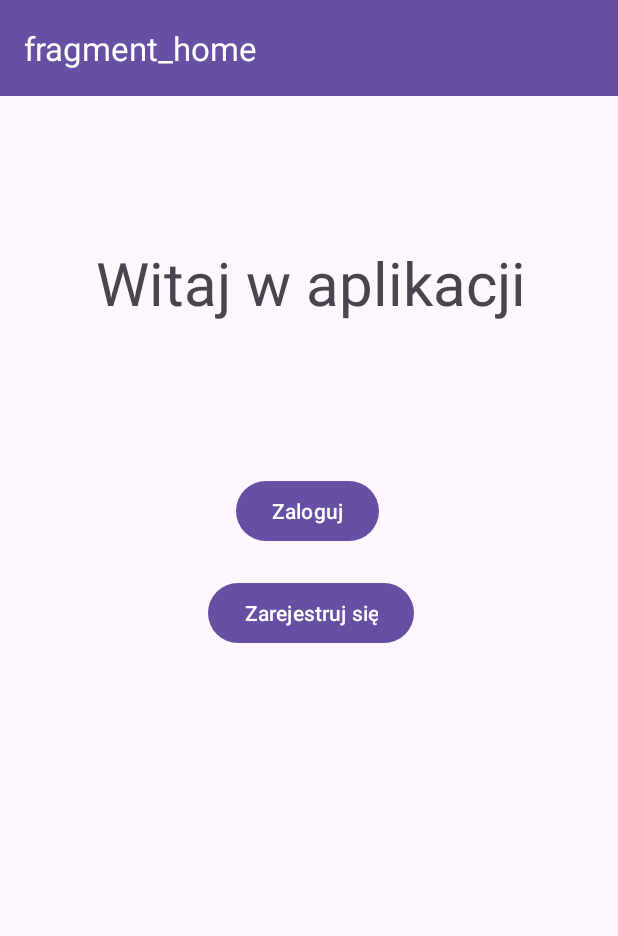
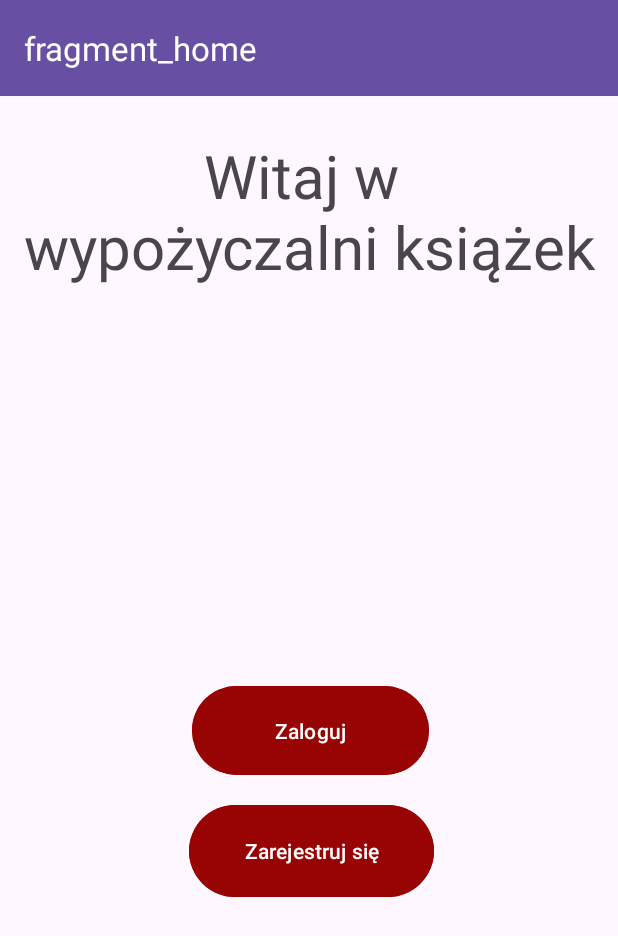
Before and after one commit to Pawel-Melon/Projekt_android, an Android app: the screen it shows after launch (MainActivity before the commit, ToolbarActivity after it), on a phone screen of 412 x 824 dp. Shown: the top 936 px of the screen. Run offline under Robolectric (Android 15) with nearby library versions, the phone set to English and light mode, and no system bars; our stand-ins replace Volley, navigation-ui; network calls fail.

Commit message:
Color change, api configuration(volley), small fixes

```diff
--- a/app/build.gradle.kts
+++ b/app/build.gradle.kts
@@ -54,4 +54,9 @@ dependencies {
     implementation("androidx.navigation:navigation-ui-ktx:2.7.7")
     implementation("androidx.navigation:navigation-dynamic-features-fragment:2.7.7")
     implementation ("com.google.android.gms:play-services-maps:18.1.0")
+    implementation ("com.squareup.okhttp3:okhttp:4.7.2")
+    implementation ("com.squareup.retrofit2:retrofit:2.9.0")
+    implementation ("com.squareup.retrofit2:converter-gson:2.9.0")
+    implementation ("com.squareup.okhttp3:logging-interceptor:4.9.1")
+    implementation ("com.android.volley:volley:1.2.1")
 }
--- a/app/src/main/java/com/example/projekt/HomeFragment.kt
+++ b/app/src/main/java/com/example/projekt/HomeFragment.kt
@@ -11,27 +11,18 @@ import androidx.navigation.fragment.findNavController
 
 class HomeFragment : Fragment() {
 
+
     override fun onCreateView(
         inflater: LayoutInflater, container: ViewGroup?,
         savedInstanceState: Bundle?
     ): View? {
         // Inflate the layout for this fragment
         val view = inflater.inflate(R.layout.fragment_home, container, false)
-
-        val loginbutton = view.findViewById<Button>(R.id.loginButton)
-        val registerbutton = view.findViewById<Button>(R.id.registerButton)
-
-        loginbutton.setOnClickListener {
-            findNavController().navigate(R.id.action_homeFragment_to_loginFragment)
-        }
-
-        registerbutton.setOnClickListener {
-            findNavController().navigate(R.id.action_homeFragment_to_registerFragment)
+        val button = view.findViewById<Button>(R.id.mapButton)
+        button.setOnClickListener {
+            findNavController().navigate(R.id.action_afterLoginFragment_to_mapFragment)
         }
         return view
-
-
     }
 
-
 }
--- /dev/null
+++ b/app/src/main/java/com/example/projekt/StartFragment.kt
@@ -0,0 +1,77 @@
+package com.example.projekt
+
+import android.annotation.SuppressLint
+import android.os.Bundle
+import android.util.Log
+import android.view.LayoutInflater
+import android.view.View
+import android.view.ViewGroup
+import android.widget.Button
+import android.widget.TextView
+import androidx.fragment.app.Fragment
+import androidx.navigation.fragment.findNavController
+import com.android.volley.Request
+import com.android.volley.RequestQueue
+import com.android.volley.toolbox.StringRequest
+import com.android.volley.toolbox.Volley
+import org.json.JSONObject
+
+
+class StartFragment : Fragment() {
+
+    private lateinit var welcomeTextView: TextView
+    private lateinit var loginButton: Button
+    private lateinit var registerButton: Button
+    private lateinit var queue: RequestQueue
+
+    override fun onCreate(savedInstanceState: Bundle?) {
+        super.onCreate(savedInstanceState)
+        queue = Volley.newRequestQueue(requireContext())
+    }
+
+    @SuppressLint("CutPasteId")
+    override fun onCreateView(
+        inflater: LayoutInflater, container: ViewGroup?,
+        savedInstanceState: Bundle?
+    ): View? {
+        val view = inflater.inflate(R.layout.fragment_start, container, false)
+
+        welcomeTextView = view.findViewById(R.id.textView)
+        loginButton = view.findViewById(R.id.loginButton)
+        registerButton = view.findViewById(R.id.registerButton)
+
+        loginButton.setOnClickListener {
+            findNavController().navigate(R.id.action_homeFragment_to_loginFragment)
+        }
+
+        registerButton.setOnClickListener {
+            findNavController().navigate(R.id.action_homeFragment_to_registerFragment)
+        }
+
+        val welcometext = view.findViewById<TextView>(R.id.textView)
+        val url = "http://10.0.2.2:5000/users/maria.wisniewska@example.com"
+
+
+        //fetchUserData()
+        val stringRequest = StringRequest(
+            Request.Method.GET, url,
+            { response ->
+                try {
+                    val jsonObject = JSONObject(response)
+                    val imie = jsonObject.getString("imie")
+                    println(imie)
+                    welcometext.text = imie
+                } catch (e: Exception) {
+                    Log.e("homefragment", "Error parsing JSON: ${e.message}")
+                }
+            },
+            { error ->
+                Log.e("homefragment", "Request error: ${error.message}")
+            })
+        queue.add(stringRequest)
+        return view
+    }
+
+
+
+}
--- a/app/src/main/java/com/example/projekt/MainActivity.kt
+++ b/app/src/main/java/com/example/projekt/ToolbarActivity.kt
@@ -1,7 +1,6 @@
 package com.example.projekt
 
 import android.os.Bundle
-import android.widget.Toolbar
 import androidx.activity.enableEdgeToEdge
 import androidx.appcompat.app.AppCompatActivity
 import androidx.core.view.ViewCompat
@@ -11,13 +10,13 @@ import androidx.navigation.fragment.NavHostFragment
 import androidx.navigation.ui.setupActionBarWithNavController
 
 
-class MainActivity : AppCompatActivity() {
+class ToolbarActivity : AppCompatActivity() {
 
     private lateinit var navController: NavController
     override fun onCreate(savedInstanceState: Bundle?) {
         super.onCreate(savedInstanceState)
         enableEdgeToEdge()
-        setContentView(R.layout.activity_main)
+        setContentView(R.layout.activity_toolbar)
         ViewCompat.setOnApplyWindowInsetsListener(findViewById(R.id.main)) { v, insets ->
             val systemBars = insets.getInsets(WindowInsetsCompat.Type.systemBars())
             v.setPadding(systemBars.left, systemBars.top, systemBars.right, systemBars.bottom)
--- a/app/src/main/res/layout/activity_main.xml
+++ b/app/src/main/res/layout/activity_toolbar.xml
@@ -5,7 +5,7 @@
     android:id="@+id/main"
     android:layout_width="match_parent"
     android:layout_height="match_parent"
-    tools:context=".MainActivity">
+    tools:context=".ToolbarActivity">
 
 
     <androidx.fragment.app.FragmentContainerView
--- a/app/src/main/res/layout/fragment_home.xml
+++ b/app/src/main/res/layout/fragment_home.xml
@@ -6,48 +6,46 @@
     android:layout_height="match_parent"
     tools:context=".HomeFragment">
 
-    <!-- TODO: Update blank fragment layout -->
 
-    <TextView
-        android:id="@+id/textView"
-        android:layout_width="wrap_content"
-        android:layout_height="wrap_content"
-        android:textSize="40dp"
-        android:text="Witaj w aplikacji"
-        app:layout_constraintBottom_toTopOf="@+id/loginButton"
+    <Button
+        android:id="@+id/mapButton"
+        android:layout_width="200dp"
+        android:layout_height="60dp"
+        android:layout_marginTop="40dp"
+        android:text="Mapa"
+        android:textSize="20dp"
+        app:layout_constraintBottom_toBottomOf="parent"
         app:layout_constraintEnd_toEndOf="parent"
+        app:layout_constraintHorizontal_bias="0.497"
+        app:layout_constraintStart_toStartOf="parent"
+        app:layout_constraintTop_toBottomOf="@+id/catalogueButton"
+        app:layout_constraintVertical_bias="0.023" />
+
+    <Button
+        android:id="@+id/accountButton"
+        android:layout_width="200dp"
+        android:layout_height="60dp"
+        android:layout_marginTop="96dp"
+        android:text="Twoje konto"
+        android:textSize="20dp"
+        app:layout_constraintBottom_toTopOf="@+id/catalogueButton"
+        app:layout_constraintEnd_toEndOf="parent"
+        app:layout_constraintHorizontal_bias="0.497"
         app:layout_constraintStart_toStartOf="parent"
         app:layout_constraintTop_toTopOf="parent"
-        app:layout_constraintVertical_bias="0.614" />
+        app:layout_constraintVertical_bias="0.563" />
 
     <Button
-        android:id="@+id/loginButton"
-
-        android:layout_width="wrap_content"
-        android:layout_height="wrap_content"
-
-
-        android:text="Zaloguj"
-
+        android:id="@+id/catalogueButton"
+        android:layout_width="200dp"
+        android:layout_height="60dp"
+        android:text="Katalog"
+        android:textSize="20dp"
         app:layout_constraintBottom_toBottomOf="parent"
         app:layout_constraintEnd_toEndOf="parent"
-        app:layout_constraintHorizontal_bias="0.492"
+        app:layout_constraintHorizontal_bias="0.497"
         app:layout_constraintStart_toStartOf="parent"
         app:layout_constraintTop_toTopOf="parent"
-        app:layout_constraintVertical_bias="0.465" />
-
-    <Button
-        android:id="@+id/registerButton"
-
-        android:layout_width="wrap_content"
-        android:layout_height="wrap_content"
-        android:text="Zarejestruj się"
-
-
-        app:layout_constraintBottom_toBottomOf="parent"
-        app:layout_constraintEnd_toEndOf="parent"
-        app:layout_constraintStart_toStartOf="parent"
-        app:layout_constraintTop_toBottomOf="@+id/loginButton"
-        app:layout_constraintVertical_bias="0.063" />
+        app:layout_constraintVertical_bias="0.362" />
 
 </androidx.constraintlayout.widget.ConstraintLayout>
--- /dev/null
+++ b/app/src/main/res/layout/fragment_start.xml
@@ -0,0 +1,59 @@
+<?xml version="1.0" encoding="utf-8"?>
+<androidx.constraintlayout.widget.ConstraintLayout xmlns:android="http://schemas.android.com/apk/res/android"
+    xmlns:app="http://schemas.android.com/apk/res-auto"
+    xmlns:tools="http://schemas.android.com/tools"
+    android:layout_width="match_parent"
+    android:layout_height="match_parent"
+    tools:context=".StartFragment">
+
+
+    <TextView
+        android:id="@+id/textView"
+        android:layout_width="wrap_content"
+        android:layout_height="wrap_content"
+        android:text="            Witaj w\nwypożyczalni książek"
+        android:textSize="40dp"
+        app:layout_constraintBottom_toTopOf="@+id/loginButton"
+        app:layout_constraintEnd_toEndOf="parent"
+        app:layout_constraintHorizontal_bias="0.466"
+        app:layout_constraintStart_toStartOf="parent"
+        app:layout_constraintTop_toTopOf="parent"
+        app:layout_constraintVertical_bias="0.256" />
+
+    <ImageView
+        android:id="@+id/exampleImageView"
+        android:layout_width="217dp"
+        android:layout_height="258dp"
+
+        app:layout_constraintBottom_toTopOf="@+id/loginButton"
+        app:layout_constraintEnd_toEndOf="parent"
+        app:layout_constraintStart_toStartOf="parent"
+        app:layout_constraintTop_toBottomOf="@+id/textView"
+        app:layout_constraintVertical_bias="0.404" />
+
+    <Button
+        android:id="@+id/loginButton"
+        android:layout_width="158dp"
+        android:layout_height="67dp"
+        android:backgroundTint="@color/darkred"
+        android:text="Zaloguj"
+        app:layout_constraintBottom_toBottomOf="parent"
+        app:layout_constraintEnd_toEndOf="parent"
+        app:layout_constraintHorizontal_bias="0.498"
+        app:layout_constraintStart_toStartOf="parent"
+        app:layout_constraintTop_toTopOf="parent"
+        app:layout_constraintVertical_bias="0.685" />
+
+    <Button
+        android:id="@+id/registerButton"
+        android:layout_width="163dp"
+        android:layout_height="69dp"
+        android:backgroundTint="@color/darkred"
+        android:text="Zarejestruj się"
+        app:layout_constraintBottom_toBottomOf="parent"
+        app:layout_constraintEnd_toEndOf="parent"
+        app:layout_constraintStart_toStartOf="parent"
+        app:layout_constraintTop_toBottomOf="@+id/loginButton"
+        app:layout_constraintVertical_bias="0.085" />
+
+</androidx.constraintlayout.widget.ConstraintLayout>
--- a/app/src/main/res/navigation/my_nav.xml
+++ b/app/src/main/res/navigation/my_nav.xml
@@ -7,9 +7,9 @@
 
     <fragment
         android:id="@+id/homeFragment"
-        android:name="com.example.projekt.HomeFragment"
+        android:name="com.example.projekt.StartFragment"
         android:label="fragment_home"
-        tools:layout="@layout/fragment_home" >
+        tools:layout="@layout/fragment_start" >
         <action
             android:id="@+id/action_homeFragment_to_loginFragment"
             app:destination="@id/loginFragment" />
@@ -51,9 +51,9 @@
     </fragment>
     <fragment
         android:id="@+id/afterLoginFragment"
-        android:name="com.example.projekt.AfterLoginFragment"
+        android:name="com.example.projekt.HomeFragment"
         android:label="fragment_after_login"
-        tools:layout="@layout/fragment_after_login" >
+        tools:layout="@layout/fragment_home" >
         <action
             android:id="@+id/action_afterLoginFragment_to_mapFragment"
             app:destination="@id/mapFragment" />
--- a/app/src/main/res/values/colors.xml
+++ b/app/src/main/res/values/colors.xml
@@ -1,5 +1,7 @@
 <?xml version="1.0" encoding="utf-8"?>
 <resources>
+    <color name="darkred">#980404</color>
+    <color name="orange">#D86331</color>
     <color name="black">#FF000000</color>
     <color name="white">#FFFFFFFF</color>
 </resources>
```
Also changed, not shown: app/src/main/AndroidManifest.xml (+4 -17 lines), app/src/main/java/com/example/projekt/AfterLoginFragment.kt (deleted, +0 -28 lines), app/src/main/res/layout/fragment_after_login.xml (deleted, +0 -51 lines), app/src/main/res/layout/fragment_login.xml (+5 -6 lines), app/src/main/res/xml/network_security_config.xml (added, +7 -0 lines).
